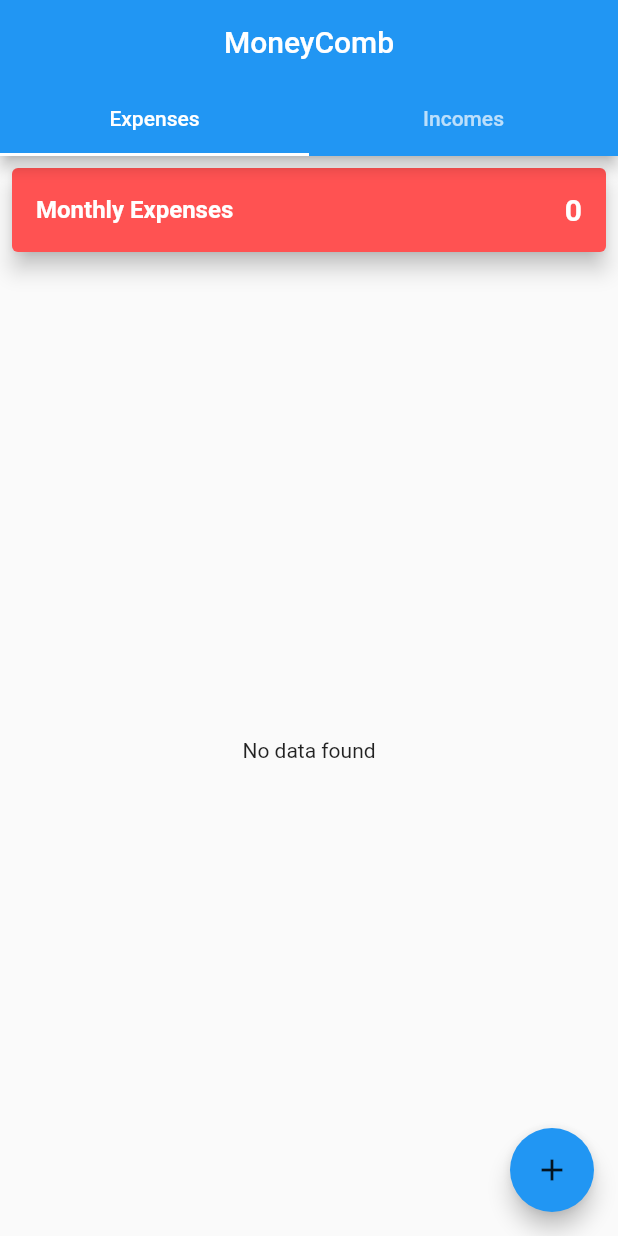
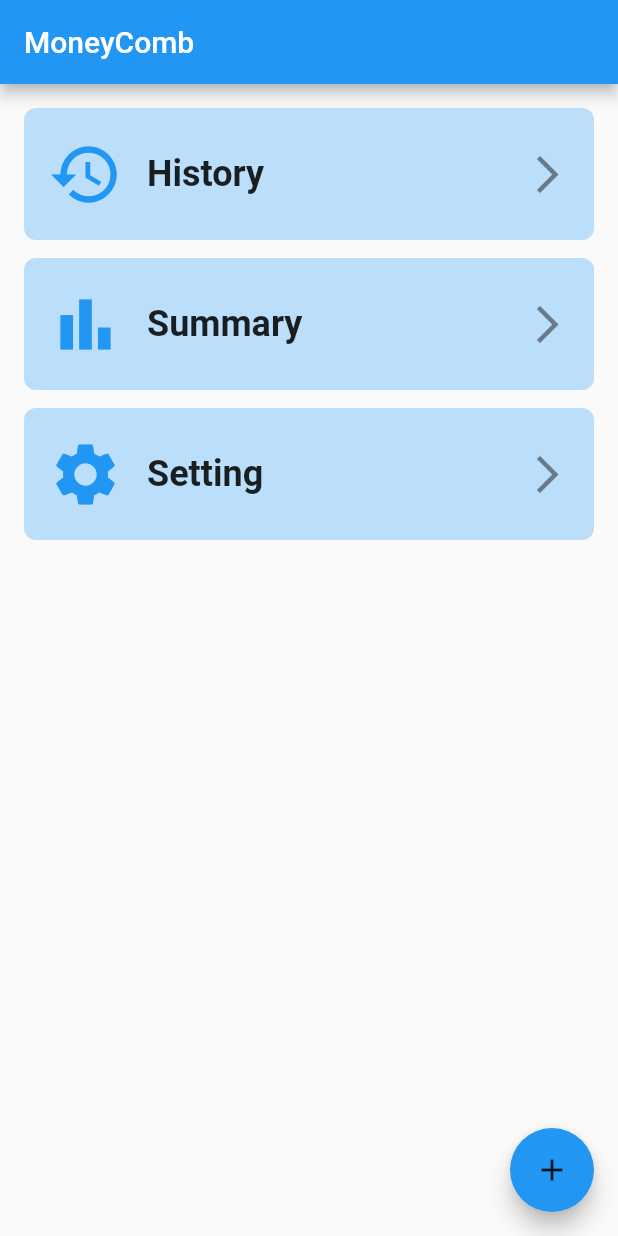
Before and after one commit to samseptiano/moneycomb-flutter, a Flutter app: the screen it shows after launch, on a phone screen of 412 x 824 dp. Run offline on Flutter 3.47's test engine with Material 2 defaults, Android fonts, the phone set to English and light mode, and no system bars; our stand-ins replace bloc, equatable, flutter_bloc, flutter_slidable, lottie and 1 more; missing offline and left inert: dart:ffi; accounts and stored records are empty.

Commit message:
add home screen

```diff
--- a/lib/main.dart
+++ b/lib/main.dart
@@ -3,7 +3,7 @@
 import 'package:money_comb/bloc/bloc/expense/expense_bloc.dart';
 import 'package:money_comb/bloc/bloc/income/income_bloc.dart';
 import 'package:money_comb/ui/page/add_or_update_page.dart';
-import 'package:money_comb/ui/splash_screen/splash_screen.dart';
+import 'package:money_comb/ui/page/splash_screen.dart';
 import 'package:money_comb/ui/tabs/expense_tab.dart';
 import 'package:money_comb/ui/tabs/income_tab.dart';
 
@@ -32,68 +32,3 @@
     );
   }
 }
-
-class SqFliteDemo extends StatefulWidget {
-  const SqFliteDemo({Key? key}) : super(key: key);
-
-  @override
-  State<SqFliteDemo> createState() => _SqFliteDemoState();
-}
-
-class _SqFliteDemoState extends State<SqFliteDemo>
-    with SingleTickerProviderStateMixin {
-  late TabController _tabController;
-
-  @override
-  void initState() {
-    super.initState();
-    _tabController = TabController(length: 2, vsync: this);
-
-    // Dispatch events to fetch data on startup
-    context.read<ExpenseBloc>()
-    .add(const FetchExpenses());
-    // ..add(const FetchTotalExpenses());
-    context.read<IncomeBloc>().add(const FetchIncomes());
-  }
-
-  @override
-  Widget build(BuildContext context) {
-    return Scaffold(
-      appBar: AppBar(
-        title: const Text('MoneyComb'),
-        centerTitle: true,
-        bottom: TabBar(
-          controller: _tabController,
-          tabs: const [
-            Tab(text: 'Expenses'),
-            Tab(text: 'Incomes'),
-          ],
-        ),
-      ),
-      floatingActionButton: FloatingActionButton(
-        child: const Icon(Icons.add, color: Colors.black87),
-        onPressed: () {
-          Navigator.push(
-            context,
-            MaterialPageRoute(builder: (c) => const AddOrUpdatePage()),
-          );
-        },
-      ),
-      body: TabBarView(
-        controller: _tabController,
-        children: const [
-          // Expense tab
-          ExpenseTab(),
-          // Income tab
-          IncomeTab(),
-        ],
-      ),
-    );
-  }
-
-  @override
-  void dispose() {
-    _tabController.dispose();
-    super.dispose();
-  }
-}
--- /dev/null
+++ b/lib/ui/page/home_screen.dart
@@ -0,0 +1,75 @@
+import 'package:flutter/material.dart';
+import 'package:money_comb/ui/page/transaction_history_screen.dart';
+
+import 'add_or_update_page.dart';
+
+class HomeScreen extends StatelessWidget {
+  @override
+  Widget build(BuildContext context) {
+    final List<_HomeItem> items = [
+      _HomeItem(
+        icon: Icons.history,
+        label: 'History',
+        onTap: () {
+          Navigator.push(
+            context,
+            MaterialPageRoute(
+              builder: (_) => const TransactionHistoryScreen(),
+            ),
+          );
+        },
+      ),
+      _HomeItem(icon: Icons.bar_chart, label: 'Summary', onTap: () {}),
+      _HomeItem(icon: Icons.settings, label: 'Setting', onTap: () {}),
+    ];
+
+    return Scaffold(
+      appBar: AppBar(title: const Text('MoneyComb')),
+      floatingActionButton: FloatingActionButton(
+        child: const Icon(Icons.add, color: Colors.black87),
+        onPressed: () {
+          Navigator.push(
+            context,
+            MaterialPageRoute(builder: (c) => const AddOrUpdatePage()),
+          );
+        },
+      ),
+      body: ListView.builder(
+        padding: const EdgeInsets.all(16),
+        itemCount: items.length,
+        itemBuilder: (context, index) {
+          final item = items[index];
+          return Container(
+            margin: const EdgeInsets.only(bottom: 12),
+            decoration: BoxDecoration(
+              color: Colors.blue.shade100,
+              borderRadius: BorderRadius.circular(8),
+            ),
+            child: ListTile(
+              contentPadding:
+                  const EdgeInsets.symmetric(horizontal: 16, vertical: 16),
+              onTap: item.onTap,
+              leading: Icon(item.icon, size: 50, color: Colors.blue),
+              title: Text(
+                item.label,
+                style: const TextStyle(
+                  fontSize: 24,
+                  fontWeight: FontWeight.w600,
+                ),
+              ),
+              trailing: const Icon(Icons.arrow_forward_ios, size: 30),
+            ),
+          );
+        },
+      ),
+    );
+  }
+}
+
+class _HomeItem {
+  final IconData icon;
+  final String label;
+  final VoidCallback onTap;
+
+  _HomeItem({required this.icon, required this.label, required this.onTap});
+}
--- a/lib/ui/splash_screen/splash_screen.dart
+++ b/lib/ui/page/splash_screen.dart
@@ -1,6 +1,7 @@
 import 'package:flutter/material.dart';
 import 'package:lottie/lottie.dart';
 import 'package:money_comb/main.dart';
+import 'package:money_comb/ui/page/home_screen.dart';
 
 class SplashScreen extends StatefulWidget {
   const SplashScreen({Key? key}) : super(key: key);
@@ -14,7 +15,7 @@
   void initState() {
     Future.delayed(const Duration(seconds: 4)).then((value) =>
         Navigator.of(context).pushReplacement(
-            MaterialPageRoute(builder: (context) => const SqFliteDemo())));
+            MaterialPageRoute(builder: (context) => HomeScreen())));
     super.initState();
   }
 
```
Also changed, not shown: lib/ui/page/transaction_history_screen.dart (added, +63 -0 lines).
